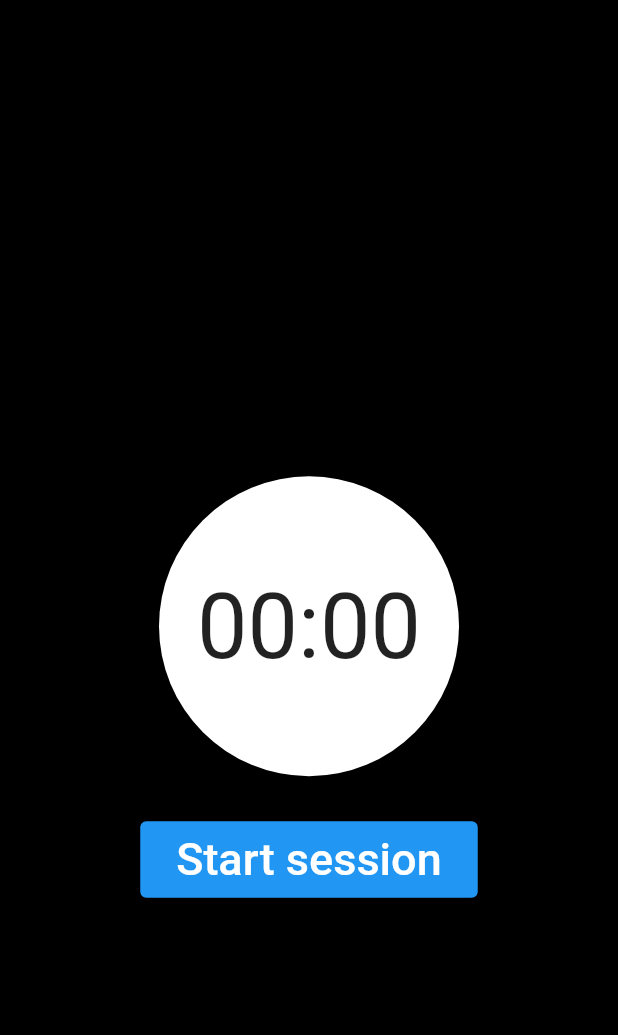
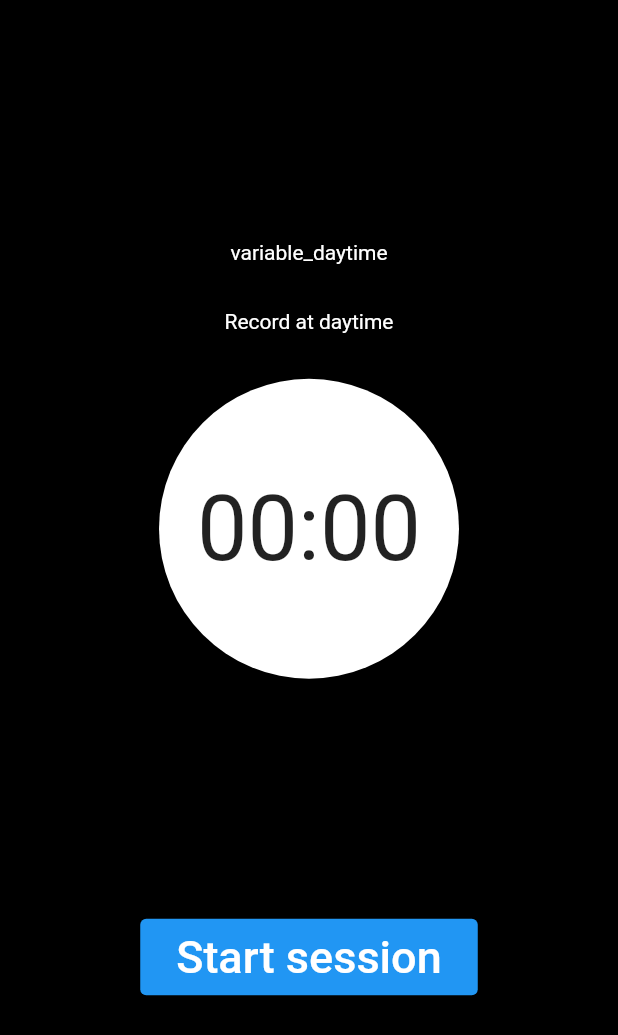
Before and after one commit to nextsense-io/mobile, a Flutter app: the DashboardScreen screen opened directly, after a tap on "Record at daytime", on a phone screen of 412 x 824 dp. Shown: the top 1035 px of the screen. Run offline on Flutter 3.47's test engine with Material 2 defaults, Android fonts, the phone set to English and light mode, and no system bars; our stand-ins replace awesome_notifications, cloud_firestore, firebase_auth, firebase_core, flutter_dotenv, flutter_hooks and 3 more; missing offline and left inert: app_settings, crypt, gson, scidart; accounts and stored records are empty.

Commit message:
Calling protocol start/stop

```diff
--- a/nextsense_trial_ui/lib/domain/protocol.dart
+++ b/nextsense_trial_ui/lib/domain/protocol.dart
@@ -57,8 +57,9 @@ abstract class BaseProtocol implements Protocol {
           _deviceManager.getConnectedDevice()!.macAddress,
           _authManager.getUserEntity()!.getValue(UserKey.study),
           getName());
-      _startTime = _sessionManager.getCurrentSession()?.getValue(
-          SessionKey.start_datetime);
+      // Comment for now, cause giving exception
+      /*_startTime = _sessionManager.getCurrentSession()?.getValue(
+          SessionKey.start_datetime);*/
       _protocolState = ProtocolState.running;
     }
   }
--- a/nextsense_trial_ui/lib/ui/screens/dashboard/dashboard_screen.dart
+++ b/nextsense_trial_ui/lib/ui/screens/dashboard/dashboard_screen.dart
@@ -11,9 +11,6 @@ import 'package:nextsense_trial_ui/ui/navigation.dart';
 import 'package:nextsense_trial_ui/ui/screens/dashboard/dashboard_screen_vm.dart';
 import 'package:nextsense_trial_ui/ui/screens/protocol/protocol_screen.dart';
 import 'package:nextsense_trial_ui/ui/screens/protocol/protocol_screen_vm.dart';
-import 'package:nextsense_trial_ui/ui/screens/study/protocol_screen.dart';
-import 'package:nextsense_trial_ui/ui/screens/study/protocol_screen_vm.dart';
-import 'package:nextsense_trial_ui/ui/session_screen.dart';
 import 'package:nextsense_trial_ui/ui/sign_in_screen.dart';
 import 'package:provider/provider.dart';
 import 'package:intl/intl.dart';
@@ -187,7 +184,7 @@ class DashboardScreen extends HookWidget {
                           Navigator.push(
                               context,
                               MaterialPageRoute(builder: (context) => ChangeNotifierProvider(
-                                  create: (_) => new ProtocolScreenViewModel(),
+                                  create: (_) => new ProtocolScreenViewModel(protocol),
                                   child: ProtocolScreen(protocol))
                               ));
                         },
--- a/nextsense_trial_ui/lib/ui/screens/protocol/protocol_screen.dart
+++ b/nextsense_trial_ui/lib/ui/screens/protocol/protocol_screen.dart
@@ -15,7 +15,7 @@ class ProtocolScreen extends HookWidget {
   @override
   Widget build(BuildContext context) {
     final viewModel = context.read<ProtocolScreenViewModel>();
-    Study? study = viewModel.getStudy();
+    //Study? study = viewModel.getStudy();
 
     var timerVisible = useState<bool>(true);
 
@@ -27,18 +27,36 @@ class ProtocolScreen extends HookWidget {
           mainAxisAlignment: MainAxisAlignment.center,
           children: [
             Text(
-              study?.getName() ?? "",
+              protocol.getName(),
               style: TextStyle(color: Colors.white),
             ),
             SizedBox(
               height: 30,
             ),
-            Text(study?.getDescription() ?? "",
+            Text(protocol.getDescription(),
                 style: TextStyle(color: Colors.white)),
             SizedBox(
               height: 30,
             ),
             if (timerVisible.value) _timer(context),
+            SizedBox(
+              height: 30,
+            ),
+            Container(
+              height: 100,
+              child: Visibility(
+                visible: viewModel.sessionIsActive,
+                child: Column(
+                  children: [
+                    Padding(
+                      padding: const EdgeInsets.all(20.0),
+                      child: CircularProgressIndicator(),
+                    ),
+                    Text("Test in progress", style: TextStyle(color: Colors.white),)
+                  ],
+                ),
+              ),
+            ),
             SizedBox(
               height: 30,
             ),
--- a/nextsense_trial_ui/lib/ui/screens/protocol/protocol_screen_vm.dart
+++ b/nextsense_trial_ui/lib/ui/screens/protocol/protocol_screen_vm.dart
@@ -3,6 +3,7 @@ import 'dart:async';
 import 'package:flutter/material.dart';
 import 'package:logging/logging.dart';
 import 'package:nextsense_trial_ui/di.dart';
+import 'package:nextsense_trial_ui/domain/protocol.dart';
 import 'package:nextsense_trial_ui/domain/study.dart';
 import 'package:nextsense_trial_ui/managers/study_manager.dart';
 import 'package:nextsense_trial_ui/utils/android_logger.dart';
@@ -16,6 +17,9 @@ class ProtocolScreenViewModel extends ChangeNotifier {
   bool sessionIsActive = false;
 
   Timer? timer;
+  Protocol protocol;
+
+  ProtocolScreenViewModel(this.protocol);
 
   Study? getStudy() {
       return _studyManager.getCurrentStudy();
@@ -27,7 +31,7 @@ class ProtocolScreenViewModel extends ChangeNotifier {
     sessionIsActive = true;
     startTimer();
 
-    // TODO(alex):
+    protocol.start();
 
     notifyListeners();
   }
@@ -39,6 +43,8 @@ class ProtocolScreenViewModel extends ChangeNotifier {
 
     sessionIsActive = false;
     secondsLeft = 0;
+
+    protocol.stop();
 
     notifyListeners();
   }
```
